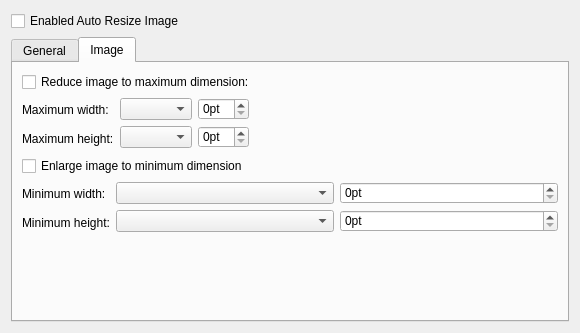
First picture: the form in messagecomposer/autoimageresizing/autoresizeimagewidget.ui, repository chusopr/kdepim-ktimetracker-akonadi, before the edit.
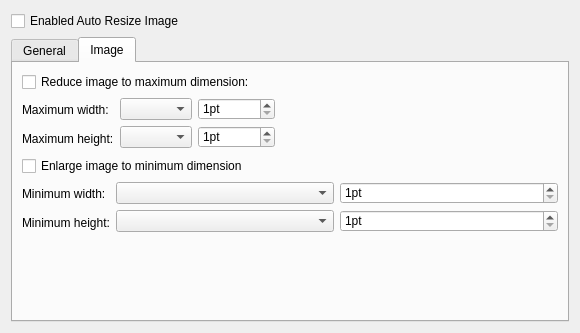
Second picture: the form after the edit. The open tabs and pages were chosen to show the change. Custom widgets are drawn as their Qt base class.

Commit message: Fix load config

Diff of the .ui file:
```diff
--- a/messagecomposer/autoimageresizing/autoresizeimagewidget.ui
+++ b/messagecomposer/autoimageresizing/autoresizeimagewidget.ui
@@ -129,6 +129,12 @@
              <property name="suffix">
               <string>pt</string>
              </property>
+             <property name="minimum">
+              <number>1</number>
+             </property>
+             <property name="maximum">
+              <number>999999</number>
+             </property>
             </widget>
            </item>
            <item row="2" column="1">
@@ -136,6 +142,12 @@
              <property name="suffix">
               <string>pt</string>
              </property>
+             <property name="minimum">
+              <number>1</number>
+             </property>
+             <property name="maximum">
+              <number>999999</number>
+             </property>
             </widget>
            </item>
           </layout>
@@ -198,6 +210,12 @@
              <property name="suffix">
               <string>pt</string>
              </property>
+             <property name="minimum">
+              <number>1</number>
+             </property>
+             <property name="maximum">
+              <number>999999</number>
+             </property>
             </widget>
            </item>
            <item row="2" column="1">
@@ -205,6 +223,12 @@
              <property name="suffix">
               <string>pt</string>
              </property>
+             <property name="minimum">
+              <number>1</number>
+             </property>
+             <property name="maximum">
+              <number>999999</number>
+             </property>
             </widget>
            </item>
           </layout>
```
The commit also changes 1 other file.
